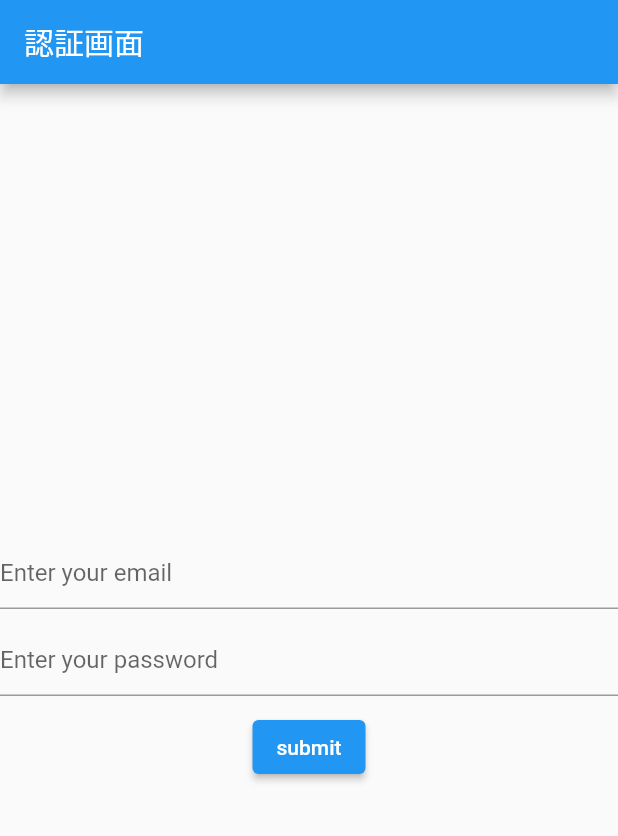
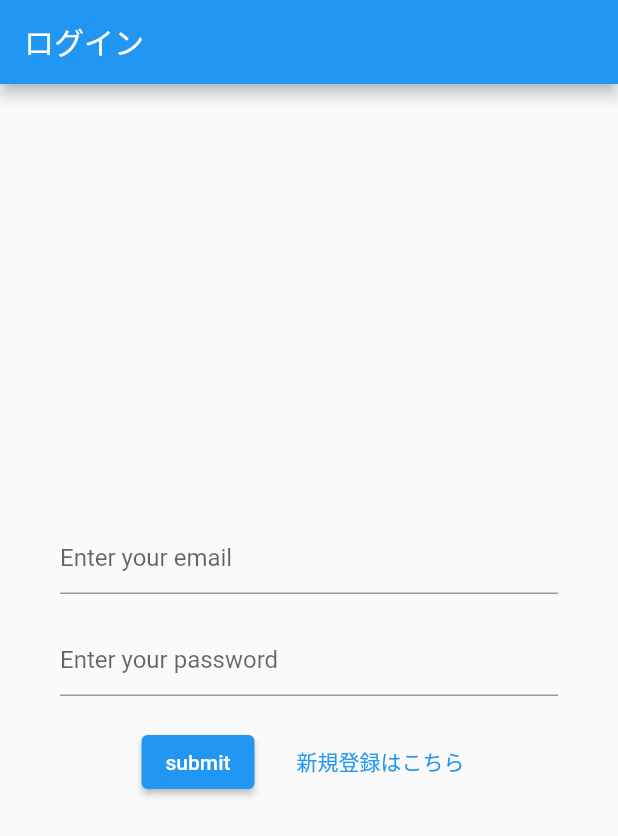
Before and after one commit to kotahorii/flutter_ui_4, a Flutter app: the screen it shows after launch, on a phone screen of 412 x 824 dp. Shown: the top 836 px of the screen. Run offline on Flutter 3.47's test engine with Material 2 defaults, Android fonts, the phone set to English and light mode, and no system bars.

Commit message:
[Update] login page

```diff
--- a/lib/main.dart
+++ b/lib/main.dart
@@ -15,31 +15,33 @@ class MyApp extends StatelessWidget {
       theme: ThemeData(
         primarySwatch: Colors.blue,
       ),
-      home: const MyHomePage(title: '認証画面'),
+      home: const MyHomePage(),
     );
   }
 }
 
 class MyHomePage extends StatefulWidget {
-  const MyHomePage({Key? key, required this.title}) : super(key: key);
-
-  final String title;
+  const MyHomePage({
+    Key? key,
+  }) : super(key: key);
 
   @override
   State<MyHomePage> createState() => _MyHomePageState();
 }
 
 class _MyHomePageState extends State<MyHomePage> {
-  final String _email = '';
-  final String _password = '';
+  var email = '';
+  var password = '';
+  var isLogin = true;
 
   @override
   Widget build(BuildContext context) {
     return Scaffold(
       appBar: AppBar(
-        title: Text(widget.title),
+        title: Text(isLogin ? 'ログイン' : '新規登録'),
       ),
-      body: Center(
+      body: Container(
+        padding: const EdgeInsets.all(40),
         child: Column(
           mainAxisAlignment: MainAxisAlignment.center,
           children: <Widget>[
@@ -47,19 +49,34 @@ class _MyHomePageState extends State<MyHomePage> {
               decoration: const InputDecoration(hintText: 'Enter your email'),
             ),
             const SizedBox(
-              height: 10,
+              height: 20,
             ),
             TextFormField(
               decoration:
                   const InputDecoration(hintText: 'Enter your password'),
+              onChanged: (value) => setState(() => password = value),
             ),
             const SizedBox(
-              height: 10,
+              height: 20,
             ),
-            ElevatedButton(
-              onPressed: () => Navigator.of(context).pushReplacement(
-                  MaterialPageRoute(builder: (context) => const TaskList())),
-              child: const Text('submit'),
+            Row(
+              mainAxisAlignment: MainAxisAlignment.center,
+              children: [
+                ElevatedButton(
+                  onPressed: () => Navigator.of(context).pushReplacement(
+                      MaterialPageRoute(
+                          builder: (context) => const TaskList())),
+                  child: const Text('submit'),
+                ),
+                const SizedBox(
+                  width: 20,
+                ),
+                TextButton(
+                    onPressed: () => setState(() {
+                          isLogin = !isLogin;
+                        }),
+                    child: Text(isLogin ? '新規登録はこちら' : 'ログインはこちら')),
+              ],
             )
           ],
         ),
```
